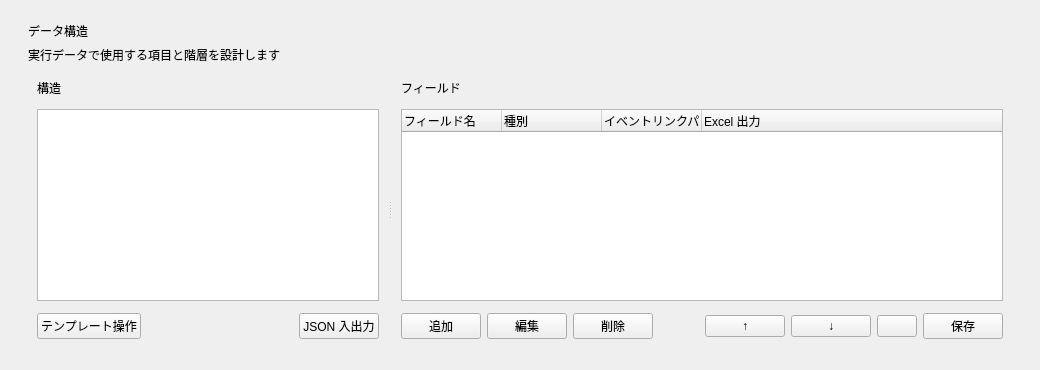
Above: qt_ui/forms/schema.ui from okasi1997/WebFlowManager before the change. Below: the same form after it.
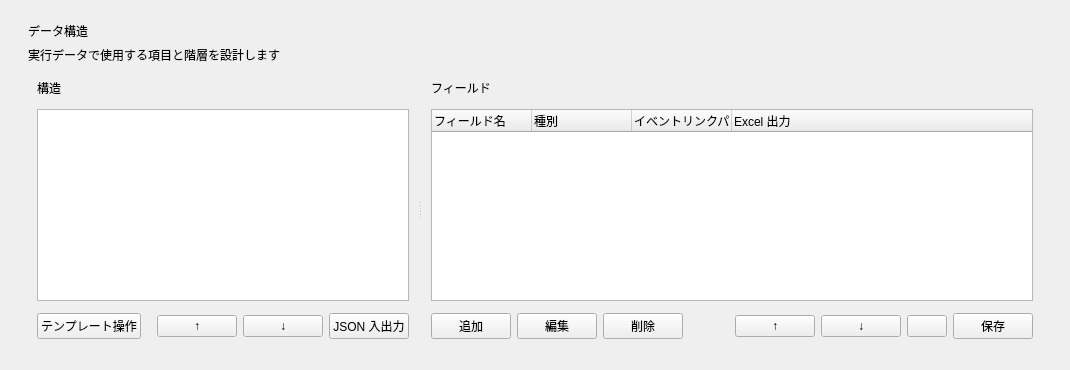
That is the form after the change.

Diff of the .ui file:
```diff
--- a/qt_ui/forms/schema.ui
+++ b/qt_ui/forms/schema.ui
@@ -63,6 +63,8 @@
                         <property name="spacing"><number>6</number></property>
                         <item><widget class="QPushButton" name="addTemplateDefinitionButton"><property name="primary" stdset="0"><bool>true</bool></property><property name="text"><string>テンプレート操作</string></property></widget></item>
                         <item><spacer name="templateManagerToolbarStretch"><property name="orientation"><enum>Qt::Horizontal</enum></property><property name="sizeHint"><size><width>20</width><height>20</height></size></property></spacer></item>
+                        <item><widget class="QPushButton" name="moveTemplateUpButton"><property name="text"><string>↑</string></property></widget></item>
+                        <item><widget class="QPushButton" name="moveTemplateDownButton"><property name="text"><string>↓</string></property></widget></item>
                         <item><widget class="QPushButton" name="exportSchemaButton"><property name="text"><string>JSON 入出力</string></property></widget></item>
                       </layout>
                     </item>
```
